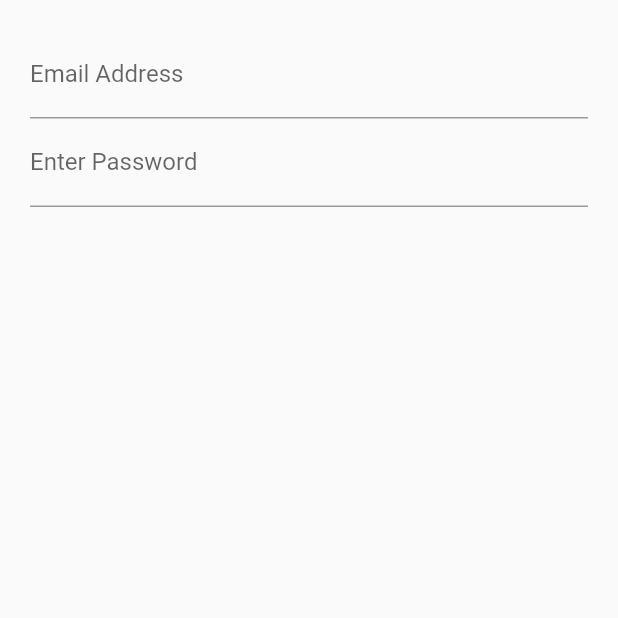
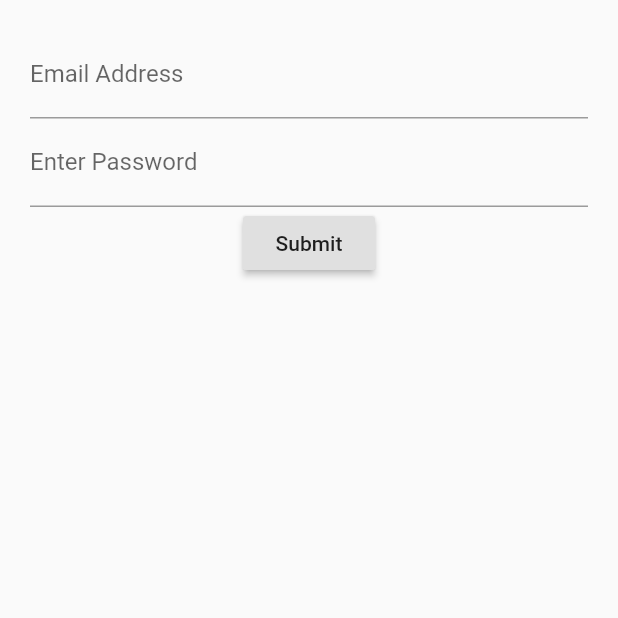
Before and after one commit to duliodenis/login-stateful, a Flutter app: the screen it shows after launch, on a phone screen of 412 x 824 dp, the top half of it. Run offline on Flutter 3.47's test engine with Material 2 defaults, Android fonts, the phone set to English and light mode, and no system bars.

Commit message:
Added a RaisedButton with an onPressed function

```diff
--- a/login_stateful/lib/src/screens/login_screen.dart
+++ b/login_stateful/lib/src/screens/login_screen.dart
@@ -15,7 +15,7 @@ class LoginScreenState extends State<LoginScreen> {
            children: [
              emailField(),
              passwordField(),
-            //  submitButton(),
+             submitButton(),
            ],
          )
       ),
@@ -43,6 +43,13 @@ class LoginScreenState extends State<LoginScreen> {
   }
 
   Widget submitButton() {
+    return RaisedButton(
+      child: Text('Submit'),
+      onPressed: submitTapped,
+    );
+  }
 
+  submitTapped() {
+    print('Submit button tapped');
   }
 }
```
Also changed, not shown: 2 other files.
